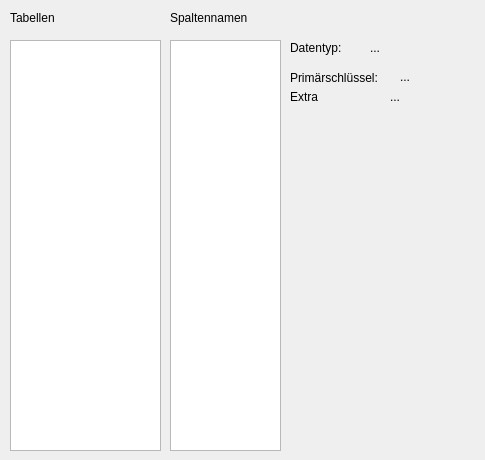
Before: the Qt Designer form form_tableeditor.ui in 15831944/CBrain, drawn with Qt 5.
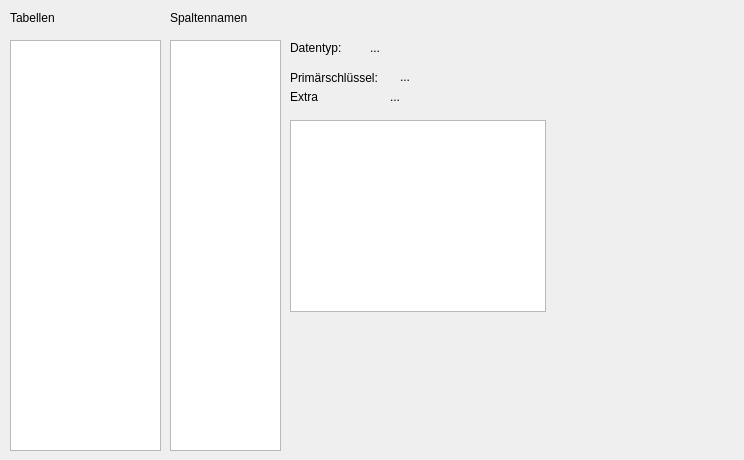
After: the same form once the commit is applied.

```diff
--- a/form_tableeditor.ui
+++ b/form_tableeditor.ui
@@ -6,7 +6,7 @@
    <rect>
     <x>0</x>
     <y>0</y>
-    <width>485</width>
+    <width>744</width>
     <height>460</height>
    </rect>
   </property>
@@ -137,6 +137,16 @@
     <string>...</string>
    </property>
   </widget>
+  <widget class="QTableView" name="tableView">
+   <property name="geometry">
+    <rect>
+     <x>290</x>
+     <y>120</y>
+     <width>256</width>
+     <height>192</height>
+    </rect>
+   </property>
+  </widget>
  </widget>
  <resources/>
  <connections/>
```
